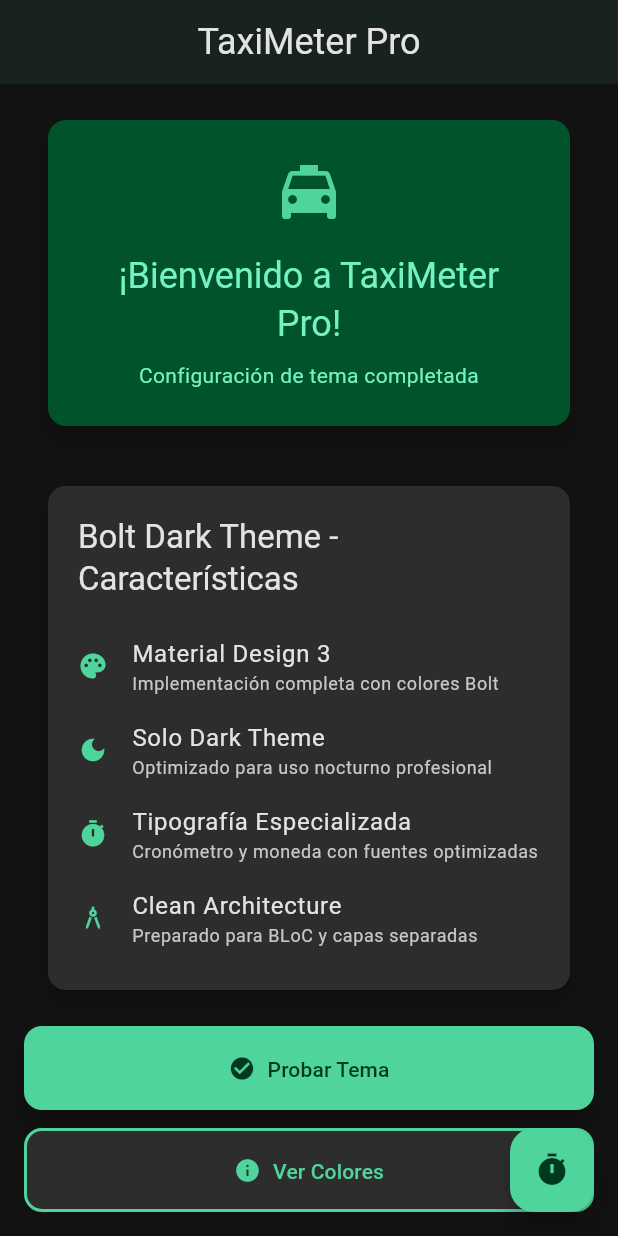
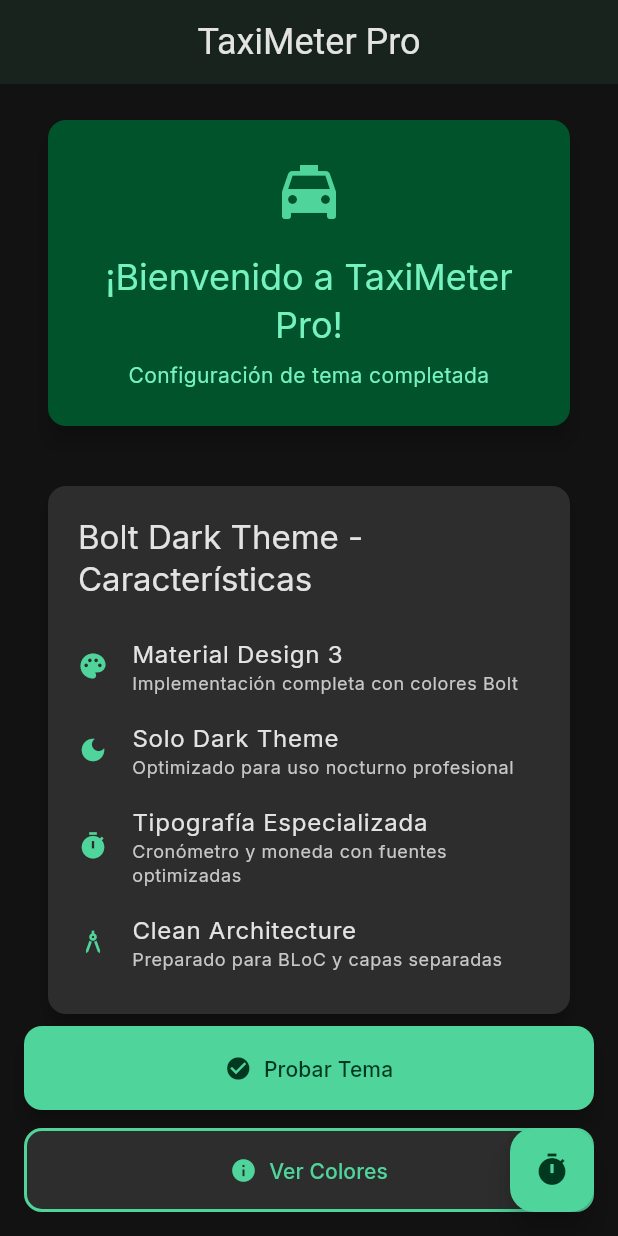
Before and after one commit to vargascarlitos/car_travel_manager, a Flutter app: the screen it shows after launch, on a phone screen of 412 x 824 dp. Run offline on Flutter 3.47's test engine with Material 3 defaults, Android fonts, the phone set to English and light mode, and no system bars; our stand-ins replace google_fonts.

Commit message:
feat: agregar soporte para Google Fonts en estilos de texto

```diff
--- a/lib/app_config/theme/text_styles.dart
+++ b/lib/app_config/theme/text_styles.dart
@@ -1,9 +1,11 @@
 import 'package:flutter/material.dart';
+import 'package:google_fonts/google_fonts.dart';
 import 'app_colors.dart';
 
 /// Estilos de texto Material Design 3 para TaxiMeter Pro
 ///
-/// Optimizados para dark theme con tipografía clara y legible.
+/// Optimizados para dark theme con tipografía Google Fonts moderna.
+/// Usa Inter para textos generales y JetBrains Mono para cronómetro.
 /// Incluye estilos específicos para cronómetro, montos y elementos de UI.
 class AppTextStyles {
   // Evitar instanciación
@@ -13,15 +15,16 @@
   // TIPOGRAFÍA MATERIAL DESIGN 3
   // ========================================
 
-  // Fuente base del sistema con fallbacks
-  static const String _fontFamily = 'Roboto';
+  // Fuentes Google Fonts modernas
+  static String get _fontFamily => GoogleFonts.inter().fontFamily!;
+  static String get _monoFontFamily => GoogleFonts.jetBrainsMono().fontFamily!;
 
   // ========================================
   // DISPLAY STYLES - Para elementos grandes
   // ========================================
 
   /// Display Large - Para splash screens, grandes títulos
-  static const TextStyle displayLarge = TextStyle(
+  static TextStyle get displayLarge => TextStyle(
     fontFamily: _fontFamily,
     fontSize: 57,
     fontWeight: FontWeight.w400,
@@ -31,7 +34,7 @@
   );
 
   /// Display Medium - Para headers principales
-  static const TextStyle displayMedium = TextStyle(
+  static TextStyle get displayMedium => TextStyle(
     fontFamily: _fontFamily,
     fontSize: 45,
     fontWeight: FontWeight.w400,
@@ -41,7 +44,7 @@
   );
 
   /// Display Small - Para títulos de sección importantes
-  static const TextStyle displaySmall = TextStyle(
+  static TextStyle get displaySmall => TextStyle(
     fontFamily: _fontFamily,
     fontSize: 36,
     fontWeight: FontWeight.w400,
@@ -55,7 +58,7 @@
   // ========================================
 
   /// Headline Large - Títulos principales de pantalla
-  static const TextStyle headlineLarge = TextStyle(
+  static TextStyle get headlineLarge => TextStyle(
     fontFamily: _fontFamily,
     fontSize: 32,
     fontWeight: FontWeight.w400,
@@ -65,7 +68,7 @@
   );
 
   /// Headline Medium - AppBar titles, títulos de card importantes
-  static const TextStyle headlineMedium = TextStyle(
+  static TextStyle get headlineMedium => TextStyle(
     fontFamily: _fontFamily,
     fontSize: 28,
     fontWeight: FontWeight.w400,
@@ -75,7 +78,7 @@
   );
 
   /// Headline Small - Subtítulos, nombres de pasajeros destacados
-  static const TextStyle headlineSmall = TextStyle(
+  static TextStyle get headlineSmall => TextStyle(
     fontFamily: _fontFamily,
     fontSize: 24,
     fontWeight: FontWeight.w400,
@@ -89,7 +92,7 @@
   // ========================================
 
   /// Title Large - Títulos de cards, secciones importantes
-  static const TextStyle titleLarge = TextStyle(
+  static TextStyle get titleLarge => TextStyle(
     fontFamily: _fontFamily,
     fontSize: 22,
     fontWeight: FontWeight.w400,
@@ -99,7 +102,7 @@
   );
 
   /// Title Medium - Títulos de componentes, labels importantes
-  static const TextStyle titleMedium = TextStyle(
+  static TextStyle get titleMedium => TextStyle(
     fontFamily: _fontFamily,
     fontSize: 16,
     fontWeight: FontWeight.w500,
@@ -109,7 +112,7 @@
   );
 
   /// Title Small - Títulos pequeños, labels de campos
-  static const TextStyle titleSmall = TextStyle(
+  static TextStyle get titleSmall => TextStyle(
     fontFamily: _fontFamily,
     fontSize: 14,
     fontWeight: FontWeight.w500,
@@ -123,7 +126,7 @@
   // ========================================
 
   /// Label Large - Botones principales, acciones importantes
-  static const TextStyle labelLarge = TextStyle(
+  static TextStyle get labelLarge => TextStyle(
     fontFamily: _fontFamily,
     fontSize: 14,
     fontWeight: FontWeight.w500,
@@ -133,7 +136,7 @@
   );
 
   /// Label Medium - Botones secundarios, chips
-  static const TextStyle labelMedium = TextStyle(
+  static TextStyle get labelMedium => TextStyle(
     fontFamily: _fontFamily,
     fontSize: 12,
     fontWeight: FontWeight.w500,
@@ -143,7 +146,7 @@
   );
 
   /// Label Small - Labels pequeños, indicadores
-  static const TextStyle labelSmall = TextStyle(
+  static TextStyle get labelSmall => TextStyle(
     fontFamily: _fontFamily,
     fontSize: 11,
     fontWeight: FontWeight.w500,
@@ -157,7 +160,7 @@
   // ========================================
 
   /// Body Large - Contenido principal, texto importante
-  static const TextStyle bodyLarge = TextStyle(
+  static TextStyle get bodyLarge => TextStyle(
     fontFamily: _fontFamily,
     fontSize: 16,
     fontWeight: FontWeight.w400,
@@ -167,7 +170,7 @@
   );
 
   /// Body Medium - Contenido general, descripciones
-  static const TextStyle bodyMedium = TextStyle(
+  static TextStyle get bodyMedium => TextStyle(
     fontFamily: _fontFamily,
     fontSize: 14,
     fontWeight: FontWeight.w400,
@@ -177,7 +180,7 @@
   );
 
   /// Body Small - Contenido secundario, ayudas contextuales
-  static const TextStyle bodySmall = TextStyle(
+  static TextStyle get bodySmall => TextStyle(
     fontFamily: _fontFamily,
     fontSize: 12,
     fontWeight: FontWeight.w400,
@@ -190,9 +193,9 @@
   // ESTILOS ESPECÍFICOS DE LA APP
   // ========================================
 
-  /// Cronómetro - Estilo especial para timer con monospace
-  static const TextStyle timer = TextStyle(
-    fontFamily: 'Roboto Mono',
+  /// Cronómetro - Estilo especial para timer con JetBrains Mono
+  static TextStyle get timer => TextStyle(
+    fontFamily: _monoFontFamily,
     fontSize: 48,
     fontWeight: FontWeight.w700,
     letterSpacing: 2.0,
@@ -201,8 +204,8 @@
   );
 
   /// Cronómetro pequeño - Para displays secundarios
-  static const TextStyle timerSmall = TextStyle(
-    fontFamily: 'Roboto Mono',
+  static TextStyle get timerSmall => TextStyle(
+    fontFamily: _monoFontFamily,
     fontSize: 24,
     fontWeight: FontWeight.w600,
     letterSpacing: 1.0,
@@ -211,7 +214,7 @@
   );
 
   /// Monto en guaraníes - Destacado para tarifas
-  static const TextStyle currency = TextStyle(
+  static TextStyle get currency => TextStyle(
     fontFamily: _fontFamily,
     fontSize: 32,
     fontWeight: FontWeight.w700,
@@ -221,7 +224,7 @@
   );
 
   /// Monto pequeño - Para history y detalles
-  static const TextStyle currencySmall = TextStyle(
+  static TextStyle get currencySmall => TextStyle(
     fontFamily: _fontFamily,
     fontSize: 18,
     fontWeight: FontWeight.w600,
@@ -231,7 +234,7 @@
   );
 
   /// Pasajero destacado - Para nombres de pasajeros
-  static const TextStyle passengerName = TextStyle(
+  static TextStyle get passengerName => TextStyle(
     fontFamily: _fontFamily,
     fontSize: 20,
     fontWeight: FontWeight.w600,
@@ -241,7 +244,7 @@
   );
 
   /// ID de viaje - Para Trip #123
-  static const TextStyle tripId = TextStyle(
+  static TextStyle get tripId => TextStyle(
     fontFamily: _fontFamily,
     fontSize: 16,
     fontWeight: FontWeight.w600,
@@ -251,7 +254,7 @@
   );
 
   /// Error text - Para mensajes de error
-  static const TextStyle error = TextStyle(
+  static TextStyle get error => TextStyle(
     fontFamily: _fontFamily,
     fontSize: 12,
     fontWeight: FontWeight.w400,
@@ -261,7 +264,7 @@
   );
 
   /// Success text - Para mensajes de éxito
-  static const TextStyle success = TextStyle(
+  static TextStyle get success => TextStyle(
     fontFamily: _fontFamily,
     fontSize: 12,
     fontWeight: FontWeight.w400,
@@ -271,7 +274,7 @@
   );
 
   /// Caption - Para metadatos, fechas, información secundaria
-  static const TextStyle caption = TextStyle(
+  static TextStyle get caption => TextStyle(
     fontFamily: _fontFamily,
     fontSize: 12,
     fontWeight: FontWeight.w400,
@@ -300,8 +303,8 @@
     return style.copyWith(fontSize: size);
   }
 
-  /// Crear TextTheme completo para Material Design 3
-  static const TextTheme textTheme = TextTheme(
+  /// Crear TextTheme completo para Material Design 3 con Google Fonts
+  static TextTheme get textTheme => TextTheme(
     displayLarge: displayLarge,
     displayMedium: displayMedium,
     displaySmall: displaySmall,
--- a/pubspec.yaml
+++ b/pubspec.yaml
@@ -50,6 +50,8 @@
   lottie: ^2.7.0
   # Sistema de calificación con estrellas (RF-017)
   flutter_rating_bar: ^4.0.1
+  # Tipografía moderna con Google Fonts
+  google_fonts: ^6.1.0
 
   # 💰 Formateo de Moneda y Fechas
   # Formateo automático de moneda paraguaya y manejo de fechas (RT-012)
```
